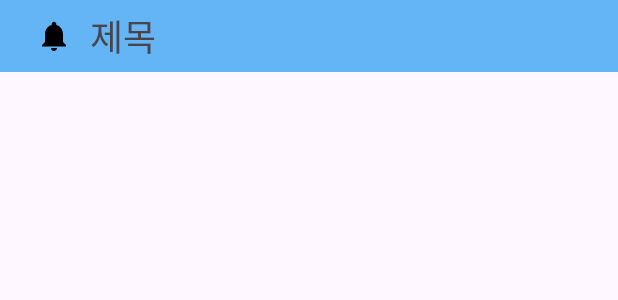
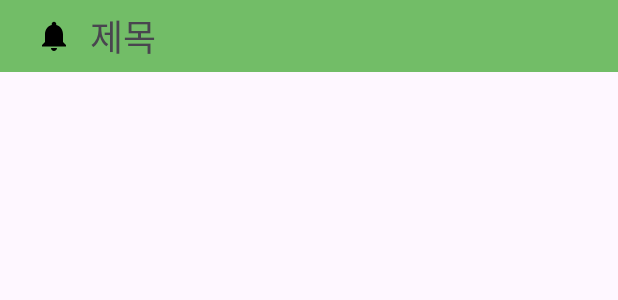
Before and after one commit to SeSAC-3th/SeSalChai, an Android app: the layout layout_toolbar.xml on its own in the app's theme, with its tools: preview values and no code run, on a phone screen of 412 x 824 dp. Shown: the top 300 px of the screen. Run offline under Robolectric (Android 15) with nearby library versions, the phone set to English and light mode, and no system bars.

Commit message:
[Fix] #11 - 메인 color 변경
- 이전에 merge된 green으로 변경

```diff
--- a/app/src/main/res/drawable/drawable_round_search.xml
+++ b/app/src/main/res/drawable/drawable_round_search.xml
@@ -1,6 +1,6 @@
 <?xml version="1.0" encoding="utf-8"?>
 <shape xmlns:android="http://schemas.android.com/apk/res/android"
     android:shape="rectangle">
-    <solid android:color="@color/main_color_skyblue"/>
+    <solid android:color="@color/green"/>
     <corners android:radius="20dp"/>
 </shape>
--- a/app/src/main/res/layout/layout_toolbar.xml
+++ b/app/src/main/res/layout/layout_toolbar.xml
@@ -4,7 +4,7 @@
     xmlns:tools="http://schemas.android.com/tools"
     android:layout_width="match_parent"
     android:layout_height="wrap_content"
-    android:background="@color/main_color_skyblue">
+    android:background="@color/green">
 
     <androidx.appcompat.widget.AppCompatImageView
         android:id="@+id/imgv_title"
--- a/app/src/main/res/values/colors.xml
+++ b/app/src/main/res/values/colors.xml
@@ -2,5 +2,5 @@
 <resources>
     <color name="black">#FF000000</color>
     <color name="white">#FFFFFFFF</color>
-    <color name="main_color_skyblue">#64B5F6</color>
+    <color name="green">#72BD67</color>
 </resources>
```
